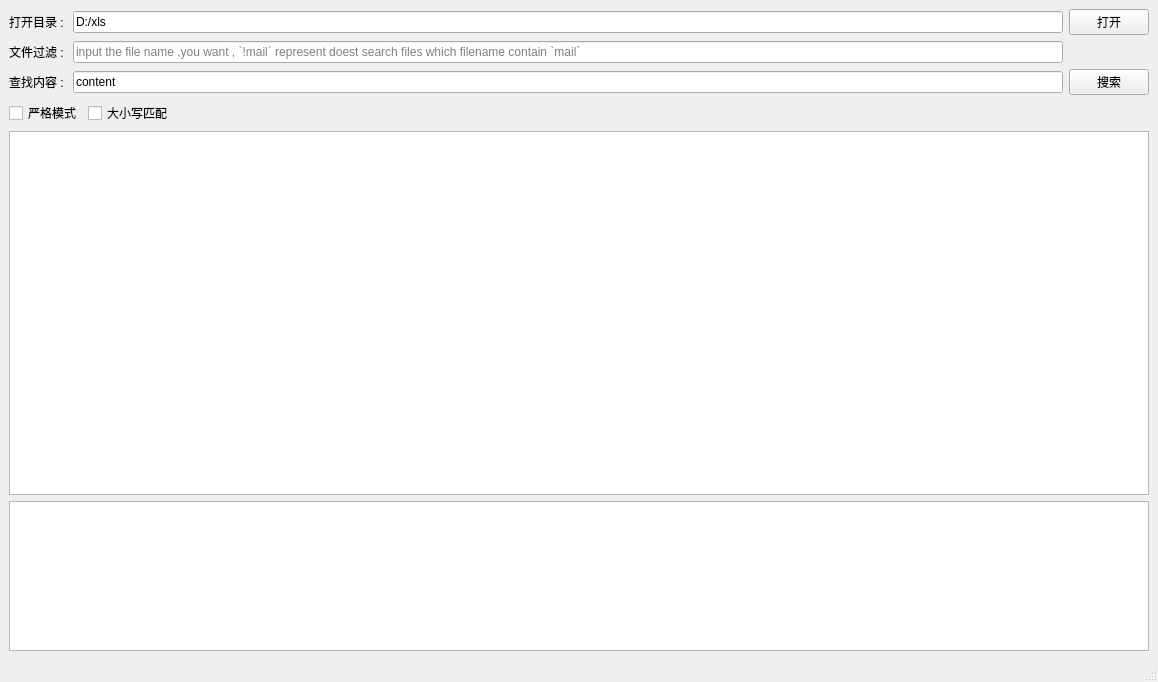
The window that src/ui/main.ui (elroy93/search-xls-gui) describes before a commit, drawn with Qt 5.
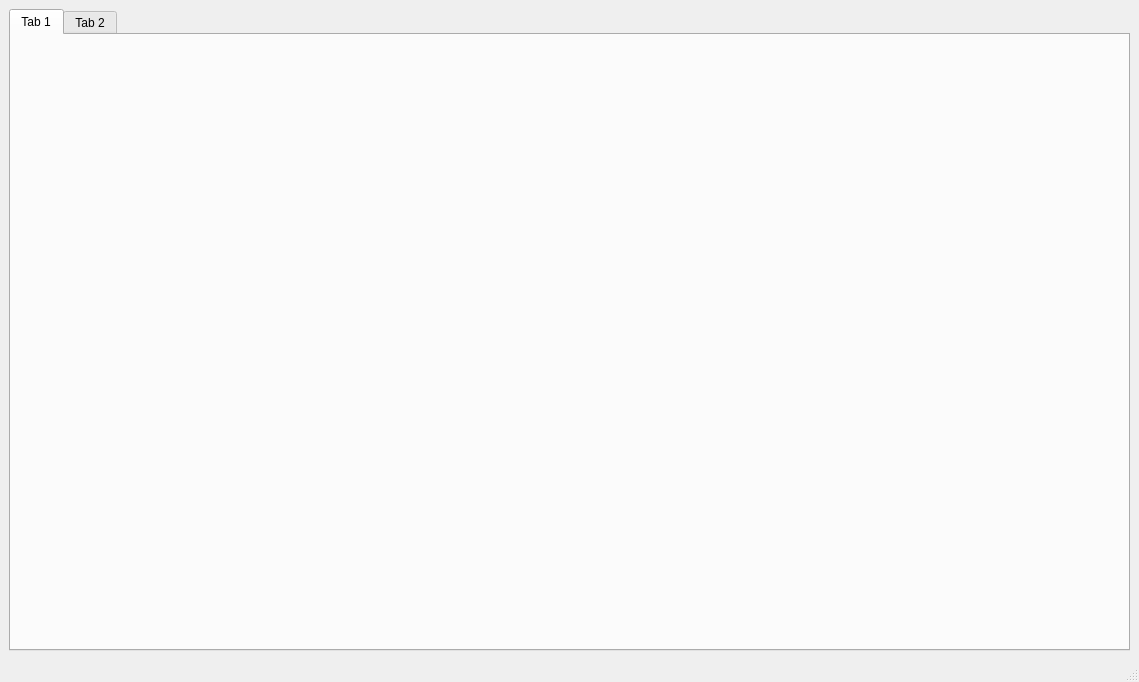
The same window after the commit. Icons and pictures are not drawn.

What changed in the file:
```diff
--- a/src/ui/main.ui
+++ b/src/ui/main.ui
@@ -6,7 +6,7 @@
    <rect>
     <x>0</x>
     <y>0</y>
-    <width>1158</width>
+    <width>1139</width>
     <height>682</height>
    </rect>
   </property>
@@ -24,133 +24,23 @@
      <verstretch>0</verstretch>
     </sizepolicy>
    </property>
-   <layout class="QVBoxLayout" name="verticalLayout" stretch="0,10,2">
+   <layout class="QVBoxLayout" name="verticalLayout" stretch="0">
     <item>
-     <layout class="QGridLayout" name="input_grid">
-      <property name="sizeConstraint">
-       <enum>QLayout::SetFixedSize</enum>
+     <widget class="QTabWidget" name="search_tab">
+      <property name="currentIndex">
+       <number>0</number>
       </property>
-      <item row="2" column="1">
-       <widget class="QLineEdit" name="le_input_search_text">
-        <property name="text">
-         <string>content</string>
-        </property>
-       </widget>
-      </item>
-      <item row="1" column="0">
-       <widget class="QLabel" name="label_2">
-        <property name="text">
-         <string>文件过滤 : </string>
-        </property>
-       </widget>
-      </item>
-      <item row="2" column="0">
-       <widget class="QLabel" name="label_3">
-        <property name="text">
-         <string>查找内容 :</string>
-        </property>
-       </widget>
-      </item>
-      <item row="0" column="0">
-       <widget class="QLabel" name="label">
-        <property name="text">
-         <string>打开目录 : </string>
-        </property>
-       </widget>
-      </item>
-      <item row="1" column="1">
-       <widget class="QLineEdit" name="le_input_file_filter">
-        <property name="placeholderText">
-         <string>input the file name ,you want , `!mail` represent doest search files which filename contain `mail`</string>
-        </property>
-       </widget>
-      </item>
-      <item row="0" column="2">
-       <widget class="QPushButton" name="btn_open_dir">
-        <property name="text">
-         <string>打开</string>
-        </property>
-       </widget>
-      </item>
-      <item row="0" column="1">
-       <widget class="QLineEdit" name="le_input_dir">
-        <property name="text">
-         <string>D:/xls</string>
-        </property>
-       </widget>
-      </item>
-      <item row="3" column="0" colspan="2">
-       <layout class="QHBoxLayout" name="horizontalLayout">
-        <item>
-         <widget class="QCheckBox" name="cb_is_strict">
-          <property name="text">
-           <string>严格模式</string>
-          </property>
-         </widget>
-        </item>
-        <item>
-         <widget class="QCheckBox" name="cb_is_match_case">
-          <property name="text">
-           <string>大小写匹配</string>
-          </property>
-         </widget>
-        </item>
-        <item>
-         <spacer name="horizontalSpacer">
-          <property name="orientation">
-           <enum>Qt::Horizontal</enum>
-          </property>
-          <property name="sizeHint" stdset="0">
-           <size>
-            <width>40</width>
-            <height>20</height>
-           </size>
-          </property>
-         </spacer>
-        </item>
-       </layout>
-      </item>
-      <item row="2" column="2">
-       <widget class="QPushButton" name="btn_search">
-        <property name="text">
-         <string>搜索</string>
-        </property>
-       </widget>
-      </item>
-     </layout>
-    </item>
-    <item>
-     <layout class="QGridLayout" name="grid_table">
-      <property name="sizeConstraint">
-       <enum>QLayout::SetMaximumSize</enum>
-      </property>
-      <item row="0" column="0">
-       <widget class="QTableWidget" name="table_search_result"/>
-      </item>
-     </layout>
-    </item>
-    <item>
-     <layout class="QGridLayout" name="grid_console">
-      <property name="sizeConstraint">
-       <enum>QLayout::SetMinAndMaxSize</enum>
-      </property>
-      <item row="0" column="0">
-       <widget class="QTextBrowser" name="tb_console">
-        <property name="minimumSize">
-         <size>
-          <width>0</width>
-          <height>150</height>
-         </size>
-        </property>
-        <property name="maximumSize">
-         <size>
-          <width>16777215</width>
-          <height>200</height>
-         </size>
-        </property>
-       </widget>
-      </item>
-     </layout>
+      <widget class="QWidget" name="tab1">
+       <attribute name="title">
+        <string>Tab 1</string>
+       </attribute>
+      </widget>
+      <widget class="QWidget" name="tab2">
+       <attribute name="title">
+        <string>Tab 2</string>
+       </attribute>
+      </widget>
+     </widget>
     </item>
    </layout>
   </widget>
```
Left out of the diff: 2 changed lines with no effect on the pictures.
